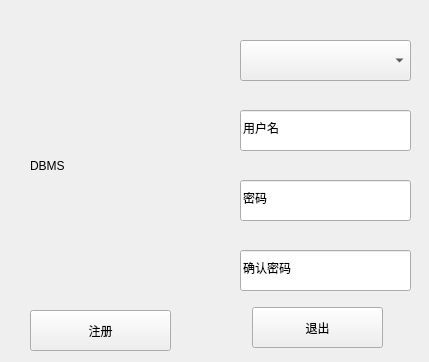
The window that registerw.ui (jy-080610/DBMS) describes before a commit, drawn with Qt 5.
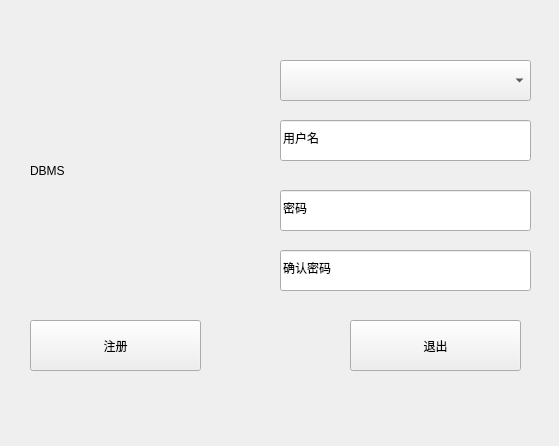
The same window after the commit.

Diff of the .ui file:
```diff
--- a/registerw.ui
+++ b/registerw.ui
@@ -6,8 +6,8 @@
    <rect>
     <x>0</x>
     <y>0</y>
-    <width>429</width>
-    <height>362</height>
+    <width>559</width>
+    <height>446</height>
    </rect>
   </property>
   <property name="windowTitle">
@@ -32,9 +32,9 @@
   <widget class="QComboBox" name="dbName">
    <property name="geometry">
     <rect>
-     <x>240</x>
-     <y>40</y>
-     <width>171</width>
+     <x>280</x>
+     <y>60</y>
+     <width>251</width>
      <height>41</height>
     </rect>
    </property>
@@ -42,9 +42,9 @@
   <widget class="QLineEdit" name="username">
    <property name="geometry">
     <rect>
-     <x>240</x>
-     <y>110</y>
-     <width>171</width>
+     <x>280</x>
+     <y>120</y>
+     <width>251</width>
      <height>41</height>
     </rect>
    </property>
@@ -55,9 +55,9 @@
   <widget class="QLineEdit" name="psw1">
    <property name="geometry">
     <rect>
-     <x>240</x>
-     <y>180</y>
-     <width>171</width>
+     <x>280</x>
+     <y>190</y>
+     <width>251</width>
      <height>41</height>
     </rect>
    </property>
@@ -68,9 +68,9 @@
   <widget class="QLineEdit" name="psw2">
    <property name="geometry">
     <rect>
-     <x>240</x>
+     <x>280</x>
      <y>250</y>
-     <width>171</width>
+     <width>251</width>
      <height>41</height>
     </rect>
    </property>
@@ -83,8 +83,8 @@
     <rect>
      <x>30</x>
      <y>60</y>
-     <width>201</width>
-     <height>211</height>
+     <width>241</width>
+     <height>221</height>
     </rect>
    </property>
    <property name="styleSheet">
@@ -98,9 +98,9 @@
    <property name="geometry">
     <rect>
      <x>30</x>
-     <y>310</y>
-     <width>141</width>
-     <height>41</height>
+     <y>320</y>
+     <width>171</width>
+     <height>51</height>
     </rect>
    </property>
    <property name="text">
@@ -110,10 +110,10 @@
   <widget class="QPushButton" name="quitButton">
    <property name="geometry">
     <rect>
-     <x>252</x>
-     <y>307</y>
-     <width>131</width>
-     <height>41</height>
+     <x>350</x>
+     <y>320</y>
+     <width>171</width>
+     <height>51</height>
     </rect>
    </property>
    <property name="text">
```
